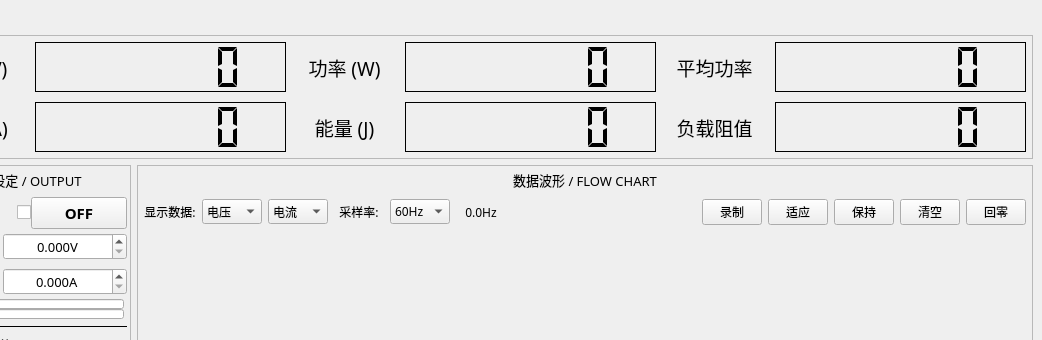
Above: gui_source/mdp_gui_template/mainwindow.ui from ElluIFX/DP100-PyQt5-GUI before the change; both pictures show x 92 to 1134 and y 0 to 340 of the 1134 by 797 pixel window. Below: the same form after it.
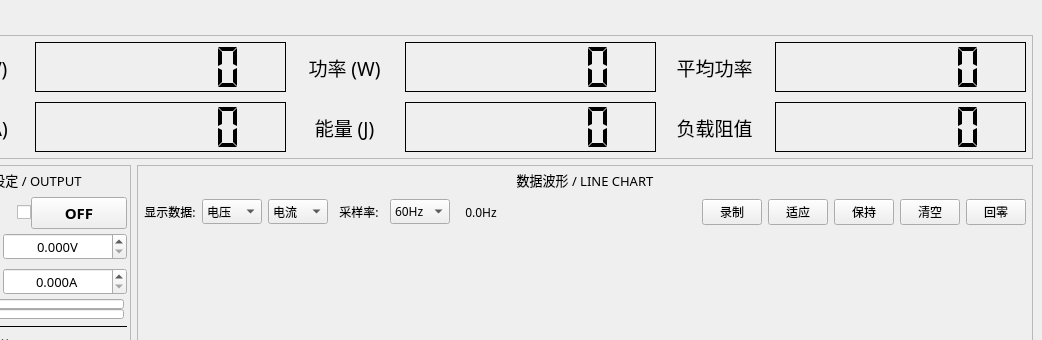
That is the form after the change. Custom widgets are drawn as their Qt base class.

```diff
--- a/gui_source/mdp_gui_template/mainwindow.ui
+++ b/gui_source/mdp_gui_template/mainwindow.ui
@@ -2833,7 +2833,7 @@
               </font>
              </property>
              <property name="text">
-              <string>数据波形 / FLOW CHART</string>
+              <string>数据波形 / LINE CHART</string>
              </property>
              <property name="alignment">
               <set>Qt::AlignCenter</set>
```
